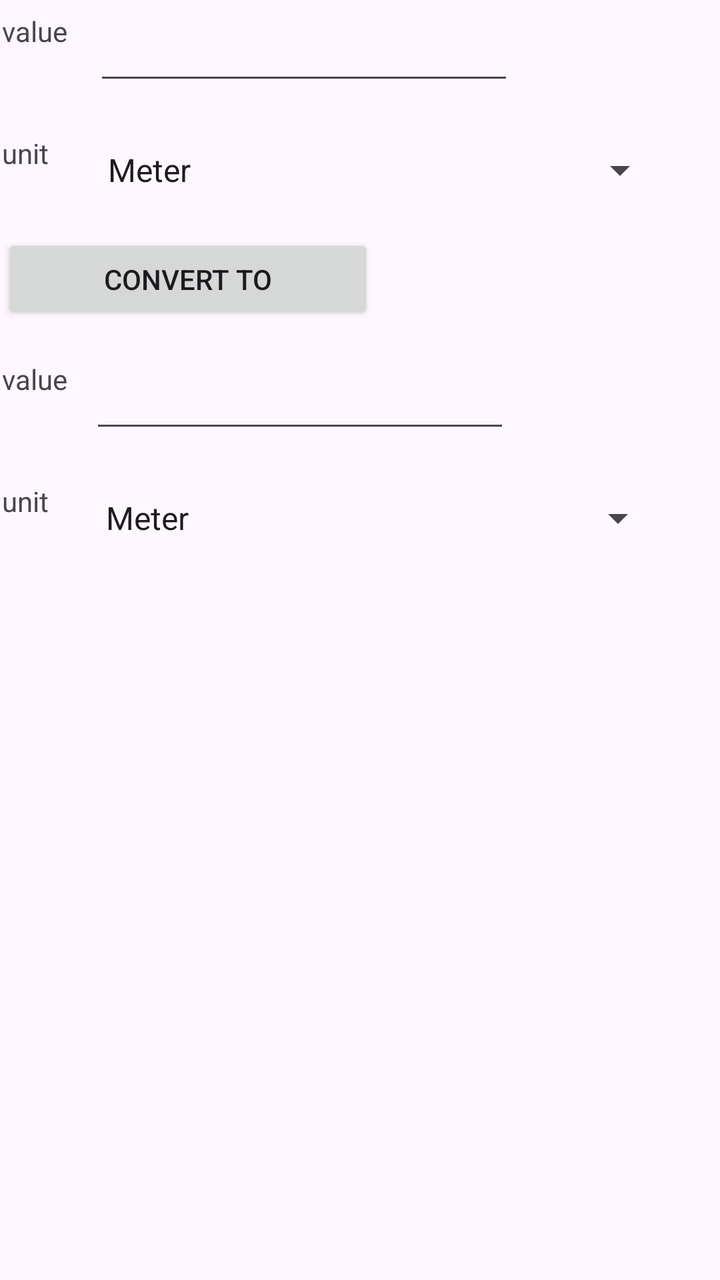
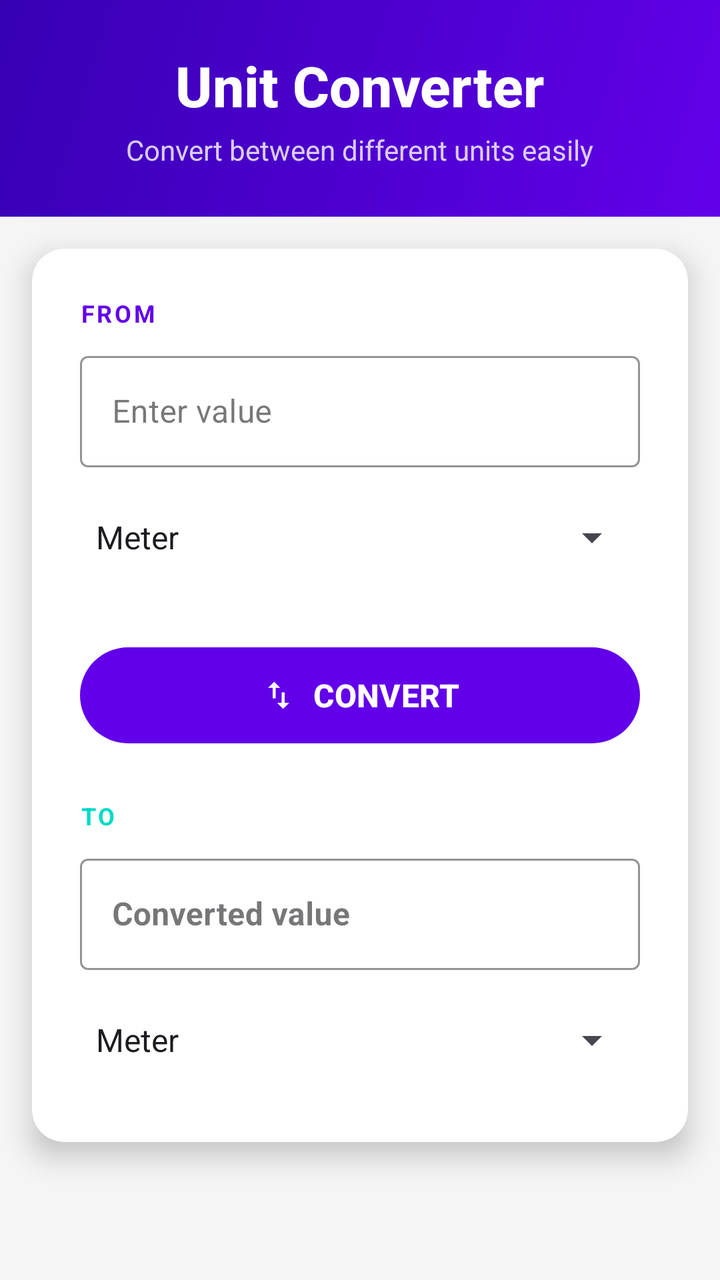

Screens rendered from an Android XML layout before and after an edit, with the pre-edit source and the edit as a unified diff.
<!-- AndroidManifest.xml: application theme Theme.UnitConverter -->
<!-- res/layout/activity_main.xml -->
<?xml version="1.0" encoding="utf-8"?>
<androidx.constraintlayout.widget.ConstraintLayout xmlns:android="http://schemas.android.com/apk/res/android"
    xmlns:app="http://schemas.android.com/apk/res-auto"
    xmlns:tools="http://schemas.android.com/tools"
    android:id="@+id/main"
    android:layout_width="match_parent"
    android:layout_height="match_parent"
    tools:context=".MainActivity">

    <androidx.constraintlayout.widget.ConstraintLayout
        android:id="@+id/constraintLayout2"
        android:layout_width="0dp"
        android:layout_height="0dp"
        android:layout_marginStart="1dp"
        android:layout_marginTop="1dp"
        android:layout_marginEnd="1dp"
        android:layout_marginBottom="1dp"
        app:layout_constraintBottom_toBottomOf="parent"
        app:layout_constraintEnd_toEndOf="parent"
        app:layout_constraintStart_toStartOf="parent"
        app:layout_constraintTop_toTopOf="parent">

        <Spinner
            android:id="@+id/spinner2"
            android:layout_width="288dp"
            android:layout_height="36dp"
            android:layout_marginStart="44dp"
            android:layout_marginTop="240dp"
            android:entries="@array/length_units"
            app:layout_constraintStart_toStartOf="parent"
            app:layout_constraintTop_toTopOf="parent" />

        <TextView
            android:id="@+id/textView5"
            android:layout_width="44dp"
            android:layout_height="20dp"
            android:layout_marginTop="240dp"
            android:text="unit"
            app:layout_constraintTop_toTopOf="parent" />

        <TextView
            android:id="@+id/textView6"
            android:layout_width="44dp"
            android:layout_height="20dp"
            android:layout_marginTop="179dp"
            android:text="value"
            app:layout_constraintTop_toTopOf="parent" />

        <EditText
            android:id="@+id/editTextNumberDecimal2"
            android:layout_width="wrap_content"
            android:layout_height="wrap_content"
            android:layout_marginStart="44dp"
            android:layout_marginTop="179dp"
            android:ems="10"
            android:inputType="numberDecimal"
            app:layout_constraintStart_toStartOf="parent"
            app:layout_constraintTop_toTopOf="parent" />

        <TextView
            android:id="@+id/textView"
            android:layout_width="45dp"
            android:layout_height="21dp"
            android:layout_marginTop="5dp"
            android:text="value"
            app:layout_constraintTop_toTopOf="parent"
            tools:layout_editor_absoluteX="1dp" />

        <TextView
            android:id="@+id/textView2"
            android:layout_width="44dp"
            android:layout_height="20dp"
            android:layout_marginTop="66dp"
            android:text="unit"
            app:layout_constraintTop_toTopOf="parent" />

        <Spinner
            android:id="@+id/spinner"
            android:layout_width="288dp"
            android:layout_height="36dp"
            android:layout_marginStart="45dp"
            android:layout_marginTop="66dp"
            android:entries="@array/length_units"
            app:layout_constraintStart_toStartOf="parent"
            app:layout_constraintTop_toTopOf="parent" />

        <EditText
            android:id="@+id/editTextNumberDecimal"
            android:layout_width="wrap_content"
            android:layout_height="wrap_content"
            android:layout_marginStart="46dp"
            android:layout_marginTop="5dp"
            android:ems="10"
            android:inputType="numberDecimal"
            app:layout_constraintStart_toStartOf="parent"
            app:layout_constraintTop_toTopOf="parent" />

        <Button
            android:id="@+id/button"
            android:layout_width="186dp"
            android:layout_height="45dp"
            android:layout_marginTop="116dp"
            android:onClick="onConvertClick"
            android:text="CONVERT TO"
            app:layout_constraintTop_toTopOf="parent"
            tools:layout_editor_absoluteX="1dp" />
    </androidx.constraintlayout.widget.ConstraintLayout>

</androidx.constraintlayout.widget.ConstraintLayout>
<!-- resources referenced by this layout -->
<resources>
  <string-array name="length_units">
          <item>Meter</item>
          <item>Millimeter</item>
          <item>Mile</item>
          <item>Foot</item>
      </string-array>
  <style name="Theme.UnitConverter" parent="Base.Theme.UnitConverter" />
  <style name="Base.Theme.UnitConverter" parent="Theme.Material3.DayNight.NoActionBar">
          
          
      </style>
</resources>

<!-- the commit's change to res/layout/activity_main.xml (unified diff, before → after) -->
@@ -1,109 +1,194 @@
 <?xml version="1.0" encoding="utf-8"?>
-<androidx.constraintlayout.widget.ConstraintLayout xmlns:android="http://schemas.android.com/apk/res/android"
+<androidx.constraintlayout.widget.ConstraintLayout
+    xmlns:android="http://schemas.android.com/apk/res/android"
     xmlns:app="http://schemas.android.com/apk/res-auto"
     xmlns:tools="http://schemas.android.com/tools"
     android:id="@+id/main"
     android:layout_width="match_parent"
     android:layout_height="match_parent"
+    android:background="@color/background_color"
     tools:context=".MainActivity">
 
-    <androidx.constraintlayout.widget.ConstraintLayout
-        android:id="@+id/constraintLayout2"
+    
+    <LinearLayout
+        android:id="@+id/headerLayout"
         android:layout_width="0dp"
-        android:layout_height="0dp"
-        android:layout_marginStart="1dp"
-        android:layout_marginTop="1dp"
-        android:layout_marginEnd="1dp"
-        android:layout_marginBottom="1dp"
-        app:layout_constraintBottom_toBottomOf="parent"
+        android:layout_height="wrap_content"
+        android:background="@drawable/header_gradient"
+        android:orientation="vertical"
+        android:padding="24dp"
         app:layout_constraintEnd_toEndOf="parent"
         app:layout_constraintStart_toStartOf="parent"
         app:layout_constraintTop_toTopOf="parent">
 
-        <Spinner
-            android:id="@+id/spinner2"
-            android:layout_width="288dp"
-            android:layout_height="36dp"
-            android:layout_marginStart="44dp"
-            android:layout_marginTop="240dp"
-            android:entries="@array/length_units"
-            app:layout_constraintStart_toStartOf="parent"
-            app:layout_constraintTop_toTopOf="parent" />
+        <TextView
+            android:id="@+id/titleText"
+            android:layout_width="wrap_content"
+            android:layout_height="wrap_content"
+            android:layout_gravity="center"
+            android:text="Unit Converter"
+            android:textColor="@android:color/white"
+            android:textSize="28sp"
+            android:textStyle="bold"
+            android:fontFamily="sans-serif-medium" />
 
         <TextView
-            android:id="@+id/textView5"
-            android:layout_width="44dp"
-            android:layout_height="20dp"
-            android:layout_marginTop="240dp"
-            android:text="unit"
-            app:layout_constraintTop_toTopOf="parent" />
-
-        <TextView
-            android:id="@+id/textView6"
-            android:layout_width="44dp"
-            android:layout_height="20dp"
-            android:layout_marginTop="179dp"
-            android:text="value"
-            app:layout_constraintTop_toTopOf="parent" />
-
-        <EditText
-            android:id="@+id/editTextNumberDecimal2"
             android:layout_width="wrap_content"
             android:layout_height="wrap_content"
-            android:layout_marginStart="44dp"
-            android:layout_marginTop="179dp"
-            android:ems="10"
-            android:inputType="numberDecimal"
-            app:layout_constraintStart_toStartOf="parent"
-            app:layout_constraintTop_toTopOf="parent" />
+            android:layout_gravity="center"
+            android:layout_marginTop="4dp"
+            android:text="Convert between different units easily"
+            android:textColor="@android:color/white"
+            android:textSize="14sp"
+            android:alpha="0.8" />
 
-        <TextView
-            android:id="@+id/textView"
-            android:layout_width="45dp"
-            android:layout_height="21dp"
-            android:layout_marginTop="5dp"
-            android:text="value"
-            app:layout_constraintTop_toTopOf="parent"
-            tools:layout_editor_absoluteX="1dp" />
+    </LinearLayout>
 
-        <TextView
-            android:id="@+id/textView2"
-            android:layout_width="44dp"
-            android:layout_height="20dp"
-            android:layout_marginTop="66dp"
-            android:text="unit"
-            app:layout_constraintTop_toTopOf="parent" />
+    
+    <androidx.cardview.widget.CardView
+        android:id="@+id/mainCard"
+        android:layout_width="0dp"
+        android:layout_height="wrap_content"
+        android:layout_margin="16dp"
+        android:layout_marginTop="24dp"
+        app:cardCornerRadius="16dp"
+        app:cardElevation="8dp"
+        app:layout_constraintEnd_toEndOf="parent"
+        app:layout_constraintStart_toStartOf="parent"
+        app:layout_constraintTop_toBottomOf="@id/headerLayout">
 
-        <Spinner
-            android:id="@+id/spinner"
-            android:layout_width="288dp"
-            android:layout_height="36dp"
-            android:layout_marginStart="45dp"
-            android:layout_marginTop="66dp"
-            android:entries="@array/length_units"
-            app:layout_constraintStart_toStartOf="parent"
-            app:layout_constraintTop_toTopOf="parent" />
+        <LinearLayout
+            android:layout_width="match_parent"
+            android:layout_height="wrap_content"
+            android:orientation="vertical"
+            android:padding="24dp">
 
-        <EditText
-            android:id="@+id/editTextNumberDecimal"
-            android:layout_width="wrap_content"
-            android:layout_height="wrap_content"
-            android:layout_marginStart="46dp"
-            android:layout_marginTop="5dp"
-            android:ems="10"
-            android:inputType="numberDecimal"
-            app:layout_constraintStart_toStartOf="parent"
-            app:layout_constraintTop_toTopOf="parent" />
+            
+            <TextView
+                android:layout_width="wrap_content"
+                android:layout_height="wrap_content"
+                android:text="FROM"
+                android:textColor="@color/primary_color"
+                android:textSize="12sp"
+                android:textStyle="bold"
+                android:letterSpacing="0.1" />
 
-        <Button
-            android:id="@+id/button"
-            android:layout_width="186dp"
-            android:layout_height="45dp"
-            android:layout_marginTop="116dp"
-            android:onClick="onConvertClick"
-            android:text="CONVERT TO"
-            app:layout_constraintTop_toTopOf="parent"
-            tools:layout_editor_absoluteX="1dp" />
-    </androidx.constraintlayout.widget.ConstraintLayout>
+            <com.google.android.material.textfield.TextInputLayout
+                android:id="@+id/inputValueLayout"
+                android:layout_width="match_parent"
+                android:layout_height="wrap_content"
+                android:layout_marginTop="8dp"
+                android:hint="Enter value"
+                app:boxStrokeColor="@color/primary_color"
+                app:hintTextColor="@color/primary_color"
+                style="@style/Widget.MaterialComponents.TextInputLayout.OutlinedBox">
+
+                <com.google.android.material.textfield.TextInputEditText
+                    android:id="@+id/editTextValue"
+                    android:layout_width="match_parent"
+                    android:layout_height="wrap_content"
+                    android:inputType="numberDecimal"
+                    android:textSize="16sp" />
+
+            </com.google.android.material.textfield.TextInputLayout>
+
+            
+            <com.google.android.material.textfield.TextInputLayout
+                android:id="@+id/inputValueLayoutSpinner"
+                style="@style/Widget.MaterialComponents.TextInputLayout.OutlinedBox"
+                android:layout_width="match_parent"
+                android:layout_height="match_parent"
+                android:layout_marginTop="8dp"
+                android:hint="Enter value"
+                app:boxStrokeColor="@color/primary_color"
+                app:hintTextColor="@color/primary_color">
+
+                <Spinner
+                    android:id="@+id/spinnerFromUnit"
+                    android:layout_width="match_parent"
+                    android:layout_height="54dp"
+                    android:entries="@array/length_units" />
+            </com.google.android.material.textfield.TextInputLayout>
+
+            <com.google.android.material.button.MaterialButton
+                android:id="@+id/convertButton"
+                android:layout_width="match_parent"
+                android:layout_height="56dp"
+                android:layout_marginTop="24dp"
+                android:layout_marginBottom="24dp"
+                android:onClick="onConvertClick"
+                android:text="CONVERT"
+                android:textSize="16sp"
+                android:textStyle="bold"
+                app:backgroundTint="@color/primary_color"
+                app:cornerRadius="28dp"
+                app:icon="@drawable/ic_swap_vert"
+                app:iconGravity="textStart"
+                app:iconPadding="8dp" />
+
+            
+            <TextView
+                android:layout_width="wrap_content"
+                android:layout_height="wrap_content"
+                android:text="TO"
+                android:textColor="@color/secondary_color"
+                android:textSize="12sp"
+                android:textStyle="bold"
+                android:letterSpacing="0.1" />
+
+            <com.google.android.material.textfield.TextInputLayout
+                android:id="@+id/outputValueLayout"
+                android:layout_width="match_parent"
+                android:layout_height="wrap_content"
+                android:layout_marginTop="8dp"
+                android:hint="Converted value"
+                app:boxStrokeColor="@color/secondary_color"
+                app:hintTextColor="@color/secondary_color"
+                style="@style/Widget.MaterialComponents.TextInputLayout.OutlinedBox">
+
+                <com.google.android.material.textfield.TextInputEditText
+                    android:id="@+id/editTextResult"
+                    android:layout_width="match_parent"
+                    android:layout_height="wrap_content"
+                    android:editable="false"
+                    android:focusable="false"
+                    android:textSize="16sp"
+                    android:textStyle="bold" />
+
+            </com.google.android.material.textfield.TextInputLayout>
+
+            <com.google.android.material.textfield.TextInputLayout
+                android:id="@+id/outputValueLayoutSpinner"
+                style="@style/Widget.MaterialComponents.TextInputLayout.OutlinedBox"
+                android:layout_width="match_parent"
+                android:layout_height="match_parent"
+                android:layout_marginTop="8dp"
+                android:hint="Converted value"
+                app:boxStrokeColor="@color/secondary_color"
+                app:hintTextColor="@color/secondary_color">
+
+                <Spinner
+                    android:id="@+id/spinnerToUnit"
+                    android:layout_width="match_parent"
+                    android:layout_height="54dp"
+                    android:entries="@array/length_units" />
+            </com.google.android.material.textfield.TextInputLayout>
+
+        </LinearLayout>
+
+    </androidx.cardview.widget.CardView>
+
+    
+    <androidx.cardview.widget.CardView
+        android:id="@+id/quickActionsCard"
+        android:layout_width="0dp"
+        android:layout_height="wrap_content"
+        android:layout_margin="16dp"
+        android:layout_marginTop="16dp"
+        app:cardCornerRadius="12dp"
+        app:cardElevation="4dp"
+        app:layout_constraintEnd_toEndOf="parent"
+        app:layout_constraintStart_toStartOf="parent"
+        app:layout_constraintTop_toBottomOf="@id/mainCard"/>
 
 </androidx.constraintlayout.widget.ConstraintLayout>
<!-- resource entries referenced after the edit -->
@@ -6,7 +6,30 @@
           <item>Mile</item>
           <item>Foot</item>
       </string-array>
+  <color name="background_color">#F5F5F5</color>
+  <color name="primary_color">#6200EA</color>
+  <color name="secondary_color">#03DAC6</color>
+  <!-- drawable header_gradient (drawable) -->
+  <?xml version="1.0" encoding="utf-8"?>
+  <shape xmlns:android="http://schemas.android.com/apk/res/android">
+      <gradient
+          android:startColor="@color/primary_color"
+          android:endColor="@color/primary_variant"
+          android:angle="135" />
+  </shape>
+  <!-- drawable ic_swap_vert (drawable) -->
+  <vector xmlns:android="http://schemas.android.com/apk/res/android"
+      android:width="24dp"
+      android:height="24dp"
+      android:viewportWidth="24"
+      android:viewportHeight="24"
+      android:tint="?attr/colorOnPrimary">
+      <path
+          android:fillColor="@android:color/white"
+          android:pathData="M16,17.01V10h-2v7.01h-3L15,21l4,-3.99h-3zM9,3L5,6.99h3V14h2V6.99h3L9,3z"/>
+  </vector>
   <style name="Theme.UnitConverter" parent="Base.Theme.UnitConverter" />
+  <color name="primary_variant">#3700B3</color>
   <style name="Base.Theme.UnitConverter" parent="Theme.Material3.DayNight.NoActionBar">
           
           
